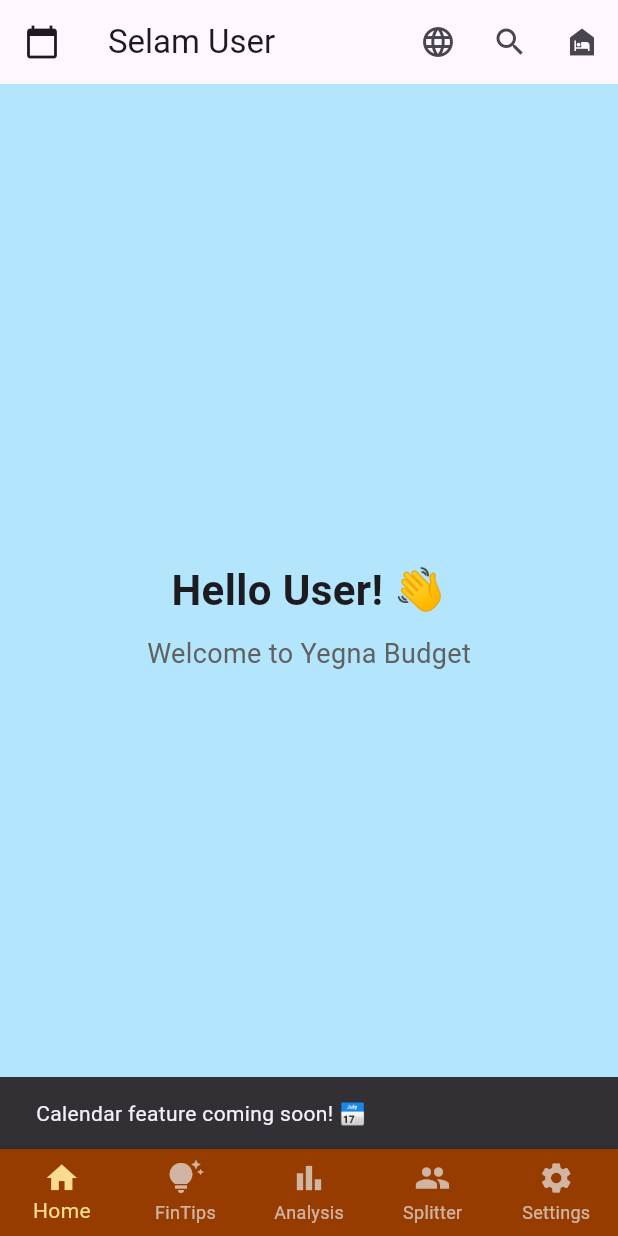
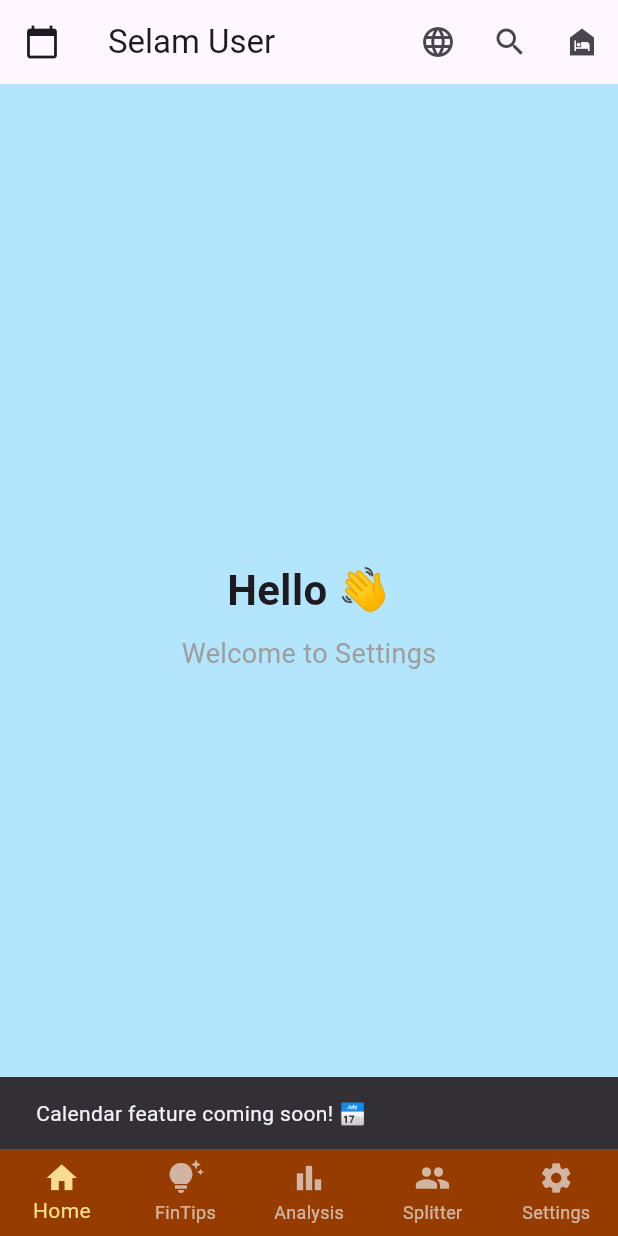
Before and after one commit to Yoni-Berihun/Yegna-Budget, a Flutter app: the HomeScreen screen opened by its route, after a tap on the "calendar today" icon, on a phone screen of 412 x 824 dp. Run offline on Flutter 3.47's test engine with Material 3 defaults, Android fonts, the phone set to English and light mode, and no system bars; our stand-ins replace flutter_riverpod, shared_preferences; accounts and stored records are empty.

Commit message:
used riverpod statemanagemnt way to change the screen using the bottomNavigationBar property

```diff
--- /dev/null
+++ b/lib/logic/providers/nav_provider.dart
@@ -0,0 +1,3 @@
+import 'package:flutter_riverpod/legacy.dart';
+
+final navProvider =StateProvider<int>((ref)=>0);
--- /dev/null
+++ b/lib/presentation/screens/home/home_content.dart
@@ -0,0 +1,25 @@
+import 'package:flutter/material.dart';
+
+class HomeContent extends StatelessWidget {
+  const HomeContent({super.key});
+
+  @override
+  Widget build(BuildContext context) {
+    return Center(
+      child: Column(
+        mainAxisAlignment: MainAxisAlignment.center,
+        children: const [
+          Text(
+            'Hello 👋',
+            style: TextStyle(fontSize: 28, fontWeight: FontWeight.bold),
+          ),
+          SizedBox(height: 10),
+          Text(
+            'Welcome to Settings',
+            style: TextStyle(fontSize: 18, color: Colors.grey),
+          ),
+        ],
+      ),
+    );
+  }
+}
--- a/lib/presentation/screens/home/home_screen.dart
+++ b/lib/presentation/screens/home/home_screen.dart
@@ -1,6 +1,12 @@
 import 'package:flutter/material.dart';
 import 'package:flutter_riverpod/flutter_riverpod.dart';
 import '../../../logic/providers/user_provider.dart';
+import '../../../logic/providers/nav_provider.dart';
+import '../analysis/analysis_screen.dart';
+import '../settings/settings_screen.dart';
+import '../splitter/splitter_screen.dart';
+import '../tips/tips_screen.dart';
+import 'home_content.dart';
 
 class HomeScreen extends ConsumerWidget {
   const HomeScreen({super.key});
@@ -8,6 +14,14 @@ class HomeScreen extends ConsumerWidget {
   @override
   Widget build(BuildContext context, WidgetRef ref) {
     final name = ref.watch(userNameProvider);
+    final currentIndex= ref.watch(navProvider);
+   final tabs = [
+  HomeContent(),
+  TipsScreen(),
+  AnalysisScreen(),
+  SplitterScreen(),
+  SettingsScreen(),
+];
     final displayName = (name.isEmpty) ? 'User' : name;
     return Scaffold(
       backgroundColor: Colors.lightBlue[100],
@@ -54,21 +68,26 @@ class HomeScreen extends ConsumerWidget {
         type: BottomNavigationBarType.fixed,
         selectedItemColor: Color.fromARGB(255, 249, 220, 146),
         unselectedItemColor: const Color.fromARGB(179, 233, 231, 231),
+        onTap:(index)
+        {
+          ref.read(navProvider.notifier).state = index;
+        },
+        currentIndex:currentIndex,
         items: [
-          BottomNavigationBarItem(icon: Icon(Icons.home), label: 'Home'),
+          BottomNavigationBarItem(icon: Icon(Icons.home), label: 'Home') ,
           BottomNavigationBarItem(icon: Icon(Icons.tips_and_updates), label: 'FinTips'),
           BottomNavigationBarItem(icon: Icon(Icons.bar_chart), label: 'Analysis'),
           BottomNavigationBarItem(icon: Icon(Icons.group), label: 'Splitter'),
           BottomNavigationBarItem(icon: Icon(Icons.settings), label: 'Settings'),
         ],
+
       ),
 
       body: Center(
-        child: Column(mainAxisAlignment: MainAxisAlignment.center, children: [
-          Text('Hello $displayName! 👋', style: const TextStyle(fontSize: 28, fontWeight: FontWeight.bold)),
-          const SizedBox(height: 10),
-          Text('Welcome to Yegna Budget', style: TextStyle(fontSize: 18, color: Colors.grey[700])),
-        ]),
+
+
+          child: tabs[currentIndex],
+
       ),
     );
   }
```
Also changed, not shown: lib/presentation/screens/analysis/analysis_screen.dart (+25 -0 lines), lib/presentation/screens/settings/settings_screen.dart (+25 -0 lines), lib/presentation/screens/tips/tips_screen.dart (+25 -0 lines).
